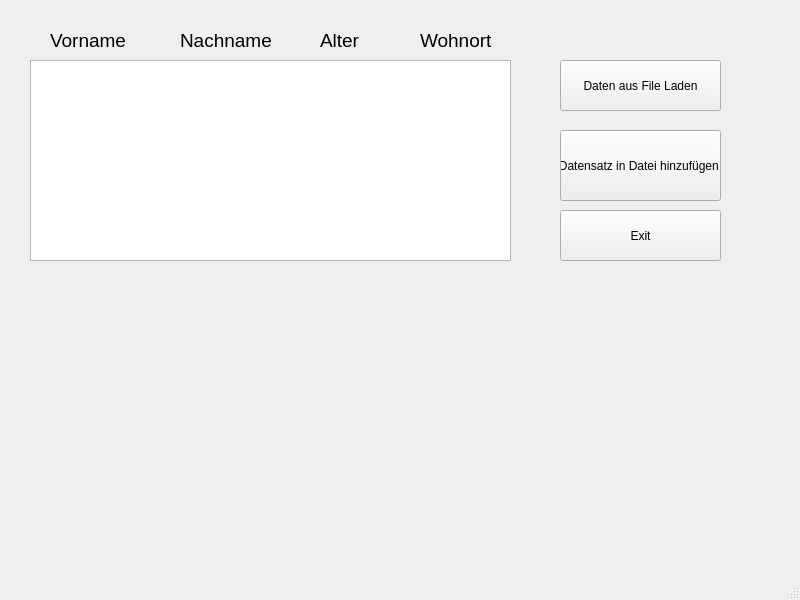
First picture: the form in mainwindow.ui, repository fayezbk/Person, before the edit.
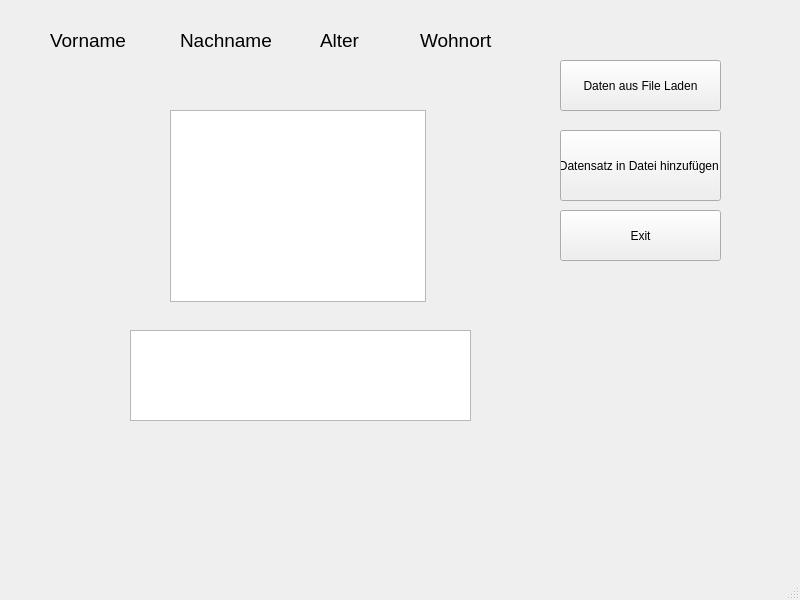
Second picture: the form after the edit.

The edit to the form file:
```diff
--- a/mainwindow.ui
+++ b/mainwindow.ui
@@ -125,13 +125,23 @@
      <string>Wohnort</string>
     </property>
    </widget>
+   <widget class="QPlainTextEdit" name="f11">
+    <property name="geometry">
+     <rect>
+      <x>130</x>
+      <y>330</y>
+      <width>341</width>
+      <height>91</height>
+     </rect>
+    </property>
+   </widget>
    <widget class="QTextBrowser" name="textBrowser">
     <property name="geometry">
      <rect>
-      <x>30</x>
-      <y>60</y>
-      <width>481</width>
-      <height>201</height>
+      <x>170</x>
+      <y>110</y>
+      <width>256</width>
+      <height>192</height>
      </rect>
     </property>
    </widget>
```
